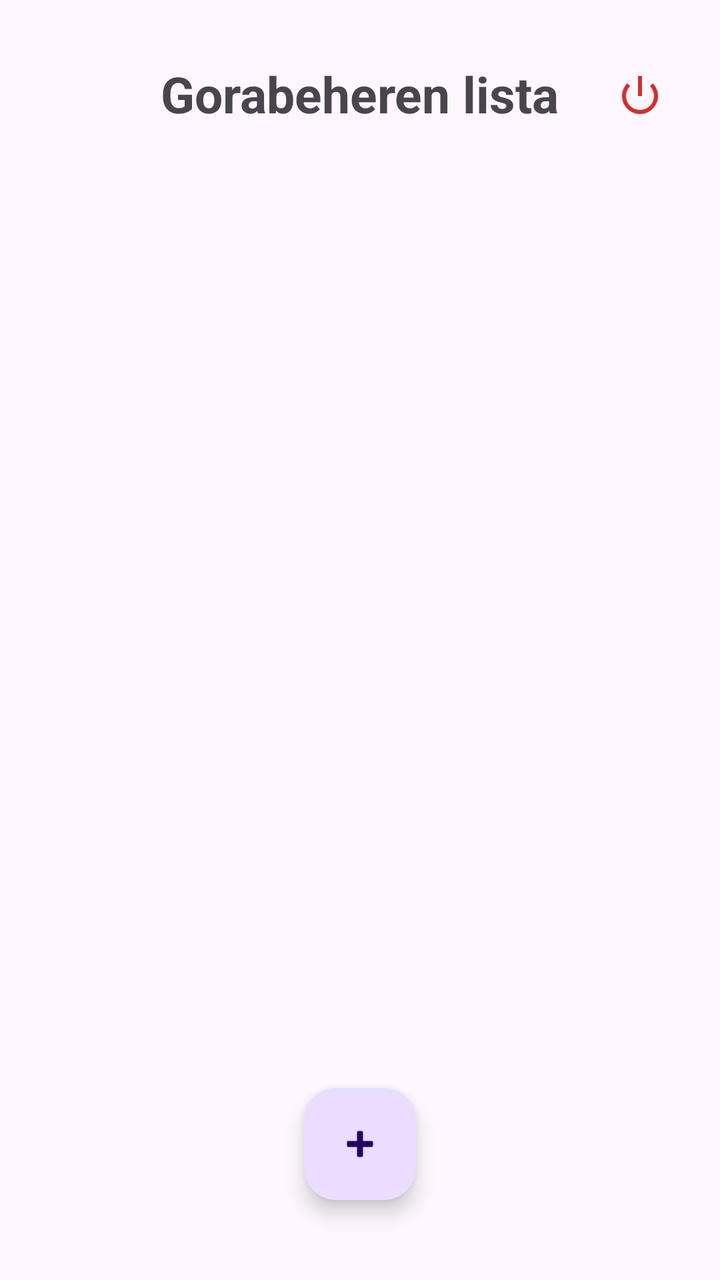
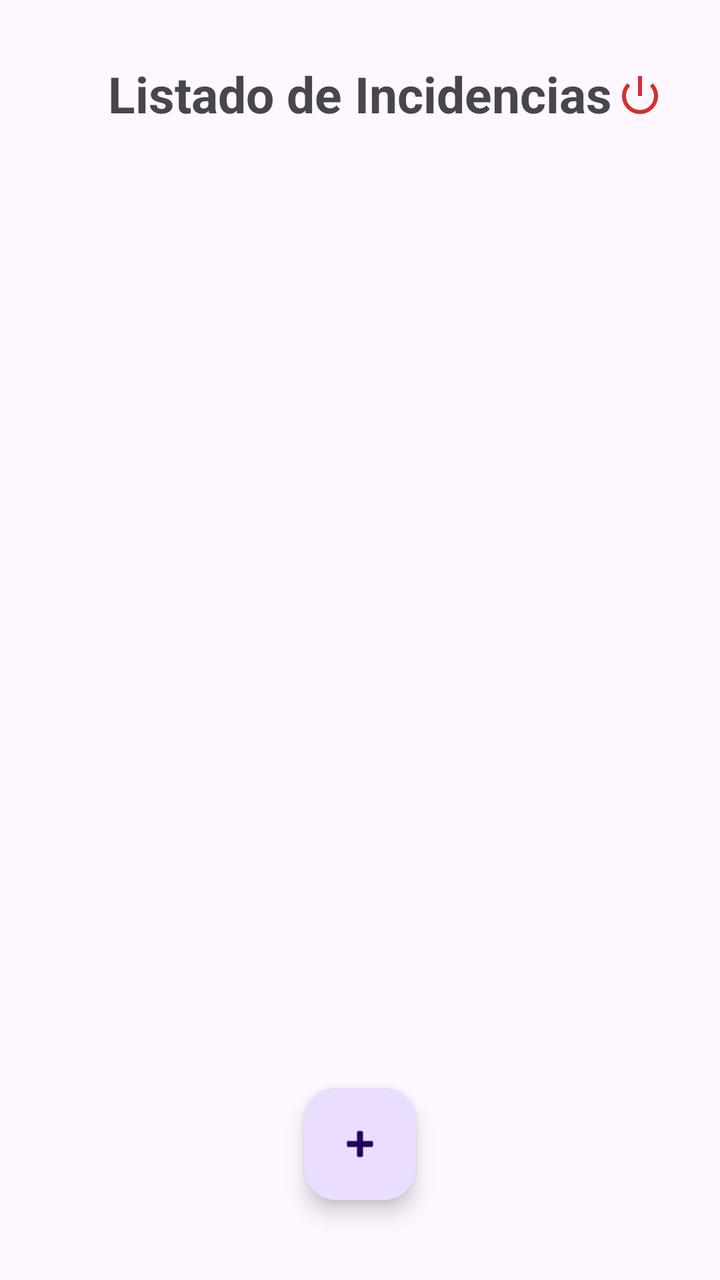

An Android layout rendered at two revisions. The XML below is the earlier revision; the diff shows what the commit changed to produce the second picture.
<!-- AndroidManifest.xml: application theme Theme.Erronka4 -->
<!-- res/layout/activity_incidencias.xml -->
<?xml version="1.0" encoding="utf-8"?>
<androidx.constraintlayout.widget.ConstraintLayout xmlns:android="http://schemas.android.com/apk/res/android"
    xmlns:app="http://schemas.android.com/apk/res-auto"
    xmlns:tools="http://schemas.android.com/tools"
    android:id="@+id/main"
    android:layout_width="match_parent"
    android:layout_height="match_parent"
    tools:context=".Incidencias">

    <TextView
        android:id="@+id/textView2"
        android:layout_width="wrap_content"
        android:layout_height="wrap_content"
        android:layout_marginTop="30dp"
        android:text="Gorabeheren lista"
        android:textSize="25sp"
        android:textStyle="bold"
        app:layout_constraintEnd_toEndOf="parent"
        app:layout_constraintStart_toStartOf="parent"
        app:layout_constraintTop_toTopOf="parent" />

    <ImageButton
        android:id="@+id/btnLogout"
        android:layout_width="48dp"
        android:layout_height="48dp"
        android:layout_marginTop="24dp"
        android:layout_marginEnd="16dp"
        android:background="?attr/selectableItemBackgroundBorderless"
        android:contentDescription="Itxi saioa"
        android:src="@android:drawable/ic_lock_power_off"
        app:layout_constraintEnd_toEndOf="parent"
        app:layout_constraintTop_toTopOf="parent"
        app:tint="#D32F2F" />

    <androidx.recyclerview.widget.RecyclerView
        android:id="@+id/rvIncidencias"
        android:layout_width="0dp"
        android:layout_height="0dp"
        android:layout_marginTop="20dp"
        app:layout_constraintBottom_toBottomOf="parent"
        app:layout_constraintEnd_toEndOf="parent"
        app:layout_constraintStart_toStartOf="parent"
        app:layout_constraintTop_toBottomOf="@+id/textView2" />

    <com.google.android.material.floatingactionbutton.FloatingActionButton
        android:id="@+id/btnAddIncidencia"
        android:layout_width="wrap_content"
        android:layout_height="wrap_content"
        android:layout_marginBottom="40dp"
        android:clickable="true"
        app:layout_constraintBottom_toBottomOf="parent"
        app:layout_constraintEnd_toEndOf="parent"
        app:layout_constraintStart_toStartOf="parent"
        app:srcCompat="@android:drawable/ic_input_add" />

</androidx.constraintlayout.widget.ConstraintLayout>
<!-- resources referenced by this layout -->
<resources>
  <style name="Theme.Erronka4" parent="Base.Theme.Erronka4" />
  <style name="Base.Theme.Erronka4" parent="Theme.Material3.DayNight.NoActionBar">
          
          
      </style>
</resources>

<!-- the commit's change to res/layout/activity_incidencias.xml (unified diff, before → after) -->
@@ -12,7 +12,7 @@
         android:layout_width="wrap_content"
         android:layout_height="wrap_content"
         android:layout_marginTop="30dp"
-        android:text="Gorabeheren lista"
+        android:text="Listado de Incidencias"
         android:textSize="25sp"
         android:textStyle="bold"
         app:layout_constraintEnd_toEndOf="parent"
@@ -26,11 +26,24 @@
         android:layout_marginTop="24dp"
         android:layout_marginEnd="16dp"
         android:background="?attr/selectableItemBackgroundBorderless"
-        android:contentDescription="Itxi saioa"
         android:src="@android:drawable/ic_lock_power_off"
+        android:contentDescription="Cerrar Sesión"
         app:layout_constraintEnd_toEndOf="parent"
         app:layout_constraintTop_toTopOf="parent"
         app:tint="#D32F2F" />
+
+    <TextView
+        android:id="@+id/tvEmptyView"
+        android:layout_width="wrap_content"
+        android:layout_height="wrap_content"
+        android:text="Ez dago gorabeherarik"
+        android:textSize="18sp"
+        android:textStyle="italic"
+        android:visibility="gone"
+        app:layout_constraintBottom_toBottomOf="parent"
+        app:layout_constraintEnd_toEndOf="parent"
+        app:layout_constraintStart_toStartOf="parent"
+        app:layout_constraintTop_toTopOf="parent" />
 
     <androidx.recyclerview.widget.RecyclerView
         android:id="@+id/rvIncidencias"
